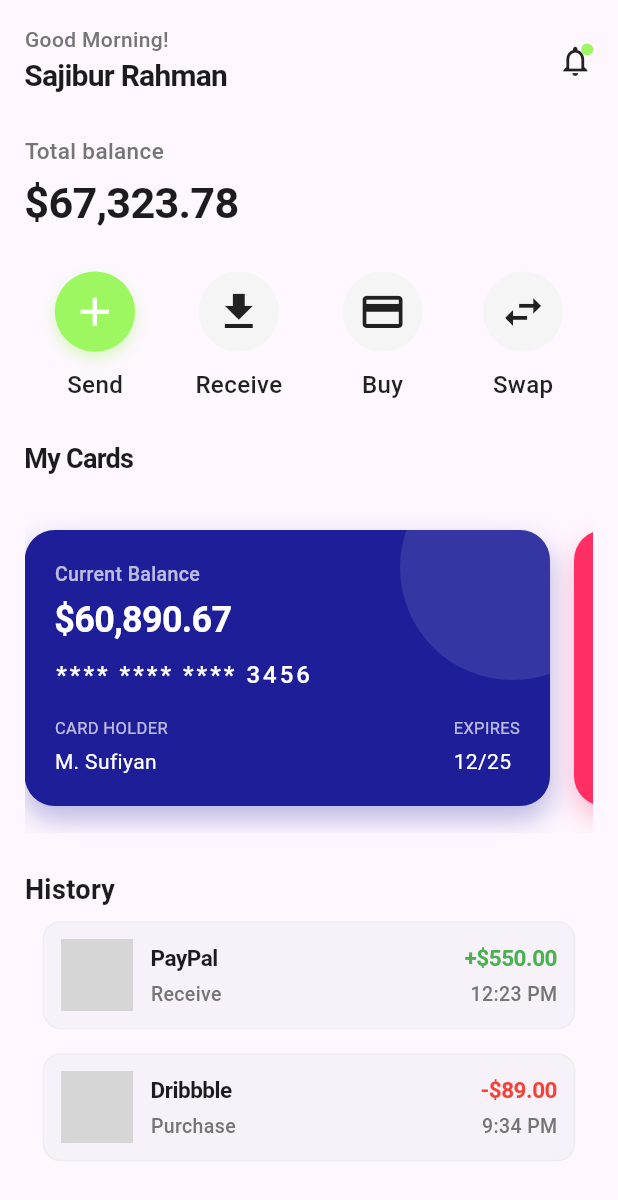
After one commit to 31SUFI/Modern-Wallet-App, a Flutter app: the screen it shows after launch, on a phone screen of 412 x 824 dp. The commit adds this screen. Shown: the top 1200 px of the screen. Run offline on Flutter 3.47's test engine with Material 3 defaults, Android fonts, the phone set to English and light mode, and no system bars; our stand-ins replace google_fonts, lottie; network calls fail; grey boxes are pictures that could not be loaded.

Commit message:
Add page animations to home, send money, and payment success screens

```diff
--- /dev/null
+++ b/lib/core/animations/animated_page.dart
@@ -0,0 +1,22 @@
+import 'package:flutter/material.dart';
+import 'slide_animation.dart';
+
+class AnimatedPage extends StatefulWidget {
+  final Widget child;
+
+  const AnimatedPage({
+    Key? key,
+    required this.child,
+  }) : super(key: key);
+
+  @override
+  State<AnimatedPage> createState() => _AnimatedPageState();
+}
+
+class _AnimatedPageState extends State<AnimatedPage>
+    with TickerProviderStateMixin, SlideAnimation {
+  @override
+  Widget build(BuildContext context) {
+    return slideAnimation(child: widget.child);
+  }
+}
--- /dev/null
+++ b/lib/core/animations/slide_animation.dart
@@ -0,0 +1,57 @@
+import 'package:flutter/material.dart';
+
+mixin SlideAnimation<T extends StatefulWidget>
+    on State<T>, TickerProviderStateMixin<T> {
+  late AnimationController _animationController;
+  late Animation<double> _fadeAnimation;
+  late Animation<Offset> _slideAnimation;
+
+  @override
+  void initState() {
+    super.initState();
+    _animationController = AnimationController(
+      vsync: this,
+      duration: const Duration(milliseconds: 500), // Slightly faster animation
+    );
+
+    _fadeAnimation = Tween<double>(
+      begin: 0.0,
+      end: 1.0,
+    ).animate(CurvedAnimation(
+      parent: _animationController,
+      curve: Curves.easeOut,
+    ));
+
+    _slideAnimation = Tween<Offset>(
+      begin: const Offset(-1.0, 0.0), // Start from left
+      end: Offset.zero,
+    ).animate(CurvedAnimation(
+      parent: _animationController,
+      curve: Curves.easeOut,
+    ));
+
+    _animationController.forward();
+  }
+
+  @override
+  void dispose() {
+    _animationController.dispose();
+    super.dispose();
+  }
+
+  Widget slideAnimation({required Widget child}) {
+    return AnimatedBuilder(
+      animation: _animationController,
+      builder: (context, child) {
+        return FadeTransition(
+          opacity: _fadeAnimation,
+          child: SlideTransition(
+            position: _slideAnimation,
+            child: child,
+          ),
+        );
+      },
+      child: child,
+    );
+  }
+}
--- a/lib/features/wallet/presentation/screens/home_screen.dart
+++ b/lib/features/wallet/presentation/screens/home_screen.dart
@@ -1,4 +1,5 @@
 import 'package:flutter/material.dart';
+import 'package:wallet_app/core/animations/animated_page.dart';
 import '../../../../core/theme/app_colors.dart';
 import '../widgets/action_button.dart';
 import '../widgets/transaction_item.dart';
@@ -34,7 +35,8 @@ class HomeScreen extends StatelessWidget {
   Widget build(BuildContext context) {
     final size = MediaQuery.of(context).size;
 
-    return Scaffold(
+    return AnimatedPage(
+      child: Scaffold(
         body: SafeArea(
           child: SingleChildScrollView(
             padding: EdgeInsets.all(size.width * 0.04), // Responsive padding
@@ -226,6 +228,7 @@ class HomeScreen extends StatelessWidget {
             ),
           ),
         ),
+      ),
     );
   }
 }
--- a/lib/features/wallet/presentation/screens/payment_success_screen.dart
+++ b/lib/features/wallet/presentation/screens/payment_success_screen.dart
@@ -1,6 +1,7 @@
 import 'package:flutter/material.dart';
 import '../../../../core/theme/app_colors.dart';
 import 'package:lottie/lottie.dart';
+import '../../../../core/animations/animated_page.dart';
 
 class PaymentSuccessScreen extends StatelessWidget {
   final String amount;
@@ -16,7 +17,8 @@ class PaymentSuccessScreen extends StatelessWidget {
   Widget build(BuildContext context) {
     final size = MediaQuery.of(context).size;
 
-    return Scaffold(
+    return AnimatedPage(
+      child: Scaffold(
         backgroundColor: Colors.white,
         body: SafeArea(
           child: Padding(
@@ -111,6 +113,7 @@ class PaymentSuccessScreen extends StatelessWidget {
             ),
           ),
         ),
+      ),
     );
   }
 }
--- a/lib/features/wallet/presentation/screens/send_money_screen.dart
+++ b/lib/features/wallet/presentation/screens/send_money_screen.dart
@@ -7,6 +7,7 @@ import '../providers/send_money_provider.dart';
 import '../widgets/card_selector_sheet.dart';
 import '../../domain/models/card_model.dart';
 import '../screens/payment_success_screen.dart';
+import '../../../../core/animations/animated_page.dart';
 
 class SendMoneyScreen extends StatelessWidget {
   final List<CardModel> cards;
@@ -33,7 +34,8 @@ class SendMoneyScreenContent extends StatelessWidget {
     final size = MediaQuery.of(context).size;
     final provider = context.watch<SendMoneyProvider>();
 
-    return Scaffold(
+    return AnimatedPage(
+      child: Scaffold(
         backgroundColor: Colors.white,
         appBar: AppBar(
           backgroundColor: Colors.transparent,
@@ -233,6 +235,7 @@ class SendMoneyScreenContent extends StatelessWidget {
             ],
           ),
         ),
+      ),
     );
   }
 }
```
Lines whose indentation alone changed are shown as unchanged.
